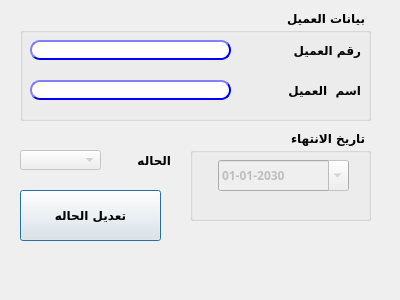
First picture: the form in presentation/loyalty_ui/modifyCustomerCard.ui, repository shymaa123456/HyperPOS2020, before the edit.
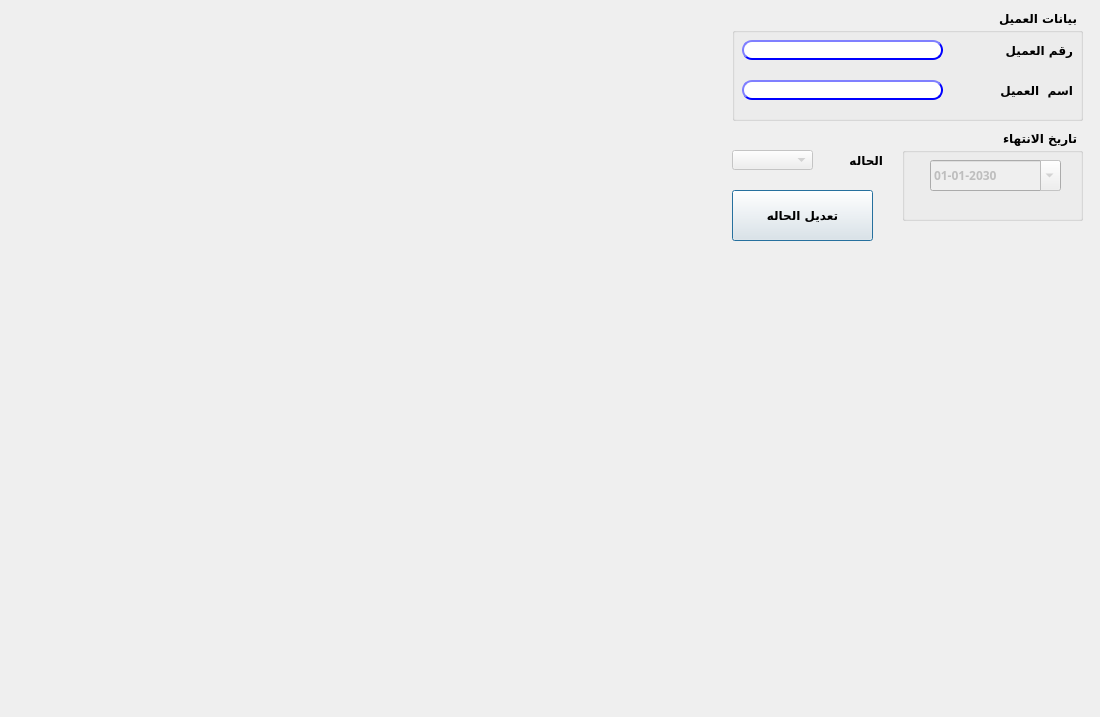
Second picture: the form after the edit.

```diff
--- a/presentation/loyalty_ui/modifyCustomerCard.ui
+++ b/presentation/loyalty_ui/modifyCustomerCard.ui
@@ -6,20 +6,20 @@
    <rect>
     <x>0</x>
     <y>0</y>
-    <width>400</width>
-    <height>300</height>
+    <width>1100</width>
+    <height>717</height>
    </rect>
   </property>
   <property name="minimumSize">
    <size>
-    <width>400</width>
-    <height>300</height>
+    <width>1100</width>
+    <height>717</height>
    </size>
   </property>
   <property name="maximumSize">
    <size>
-    <width>400</width>
-    <height>300</height>
+    <width>1100</width>
+    <height>717</height>
    </size>
   </property>
   <property name="windowTitle">
@@ -31,7 +31,7 @@
    </property>
    <property name="geometry">
     <rect>
-     <x>20</x>
+     <x>732</x>
      <y>190</y>
      <width>141</width>
      <height>51</height>
@@ -58,7 +58,7 @@
    </property>
    <property name="geometry">
     <rect>
-     <x>20</x>
+     <x>732</x>
      <y>150</y>
      <width>81</width>
      <height>20</height>
@@ -79,7 +79,7 @@
    </property>
    <property name="geometry">
     <rect>
-     <x>130</x>
+     <x>842</x>
      <y>150</y>
      <width>41</width>
      <height>20</height>
@@ -100,7 +100,7 @@
   <widget class="QGroupBox" name="groupBox">
    <property name="geometry">
     <rect>
-     <x>20</x>
+     <x>732</x>
      <y>10</y>
      <width>351</width>
      <height>111</height>
@@ -253,7 +253,7 @@
   <widget class="QGroupBox" name="groupBox_2">
    <property name="geometry">
     <rect>
-     <x>190</x>
+     <x>902</x>
      <y>130</y>
      <width>181</width>
      <height>91</height>
```
